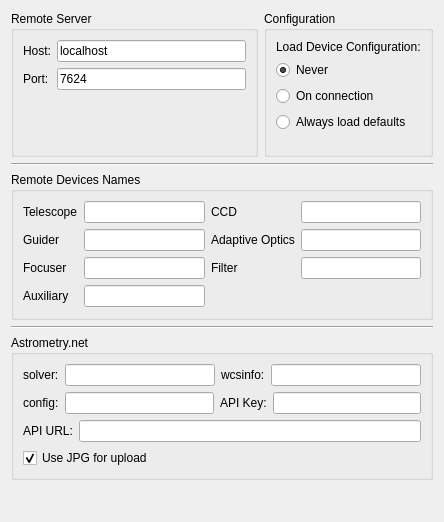
Above: kstars/ekos/opsekos.ui from KDE/kstars before the change. Below: the same form after it.
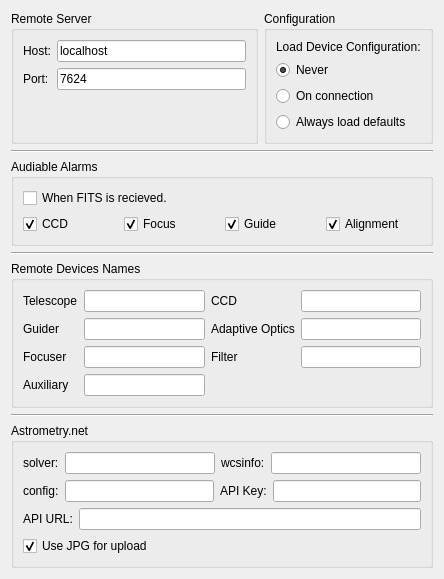
That is the form after the change.

Commit message: initial support for alarms in Ekos, work in progress

Patch:
```diff
--- a/kstars/ekos/opsekos.ui
+++ b/kstars/ekos/opsekos.ui
@@ -10,7 +10,7 @@
     <height>522</height>
    </rect>
   </property>
-  <layout class="QVBoxLayout" name="verticalLayout_5">
+  <layout class="QVBoxLayout" name="verticalLayout_6">
    <item>
     <layout class="QHBoxLayout" name="horizontalLayout">
      <item>
@@ -129,6 +129,94 @@
      </property>
     </widget>
    </item>
+   <item>
+    <widget class="QGroupBox" name="groupBox_5">
+     <property name="title">
+      <string>Audiable Alarms</string>
+     </property>
+     <layout class="QVBoxLayout" name="verticalLayout_5">
+      <item>
+       <widget class="QCheckBox" name="kcfg_PlayFITSAlarm">
+        <property name="toolTip">
+         <string>Play notification alarm whenever a new FITS is recieved.</string>
+        </property>
+        <property name="text">
+         <string>When FITS is recieved.</string>
+        </property>
+       </widget>
+      </item>
+      <item>
+       <layout class="QHBoxLayout" name="horizontalLayout_2">
+        <item>
+         <widget class="QCheckBox" name="kcfg_PlayCCDAlarm">
+          <property name="toolTip">
+           <string>Play notifications alarms in the CCD module.</string>
+          </property>
+          <property name="text">
+           <string>CCD</string>
+          </property>
+          <property name="checked">
+           <bool>true</bool>
+          </property>
+         </widget>
+        </item>
+        <item>
+         <widget class="QCheckBox" name="kcfg_PlayFocusAlarm">
+          <property name="toolTip">
+           <string>Play notifications alarms in the focus module.</string>
+          </property>
+          <property name="text">
+           <string>Focus</string>
+          </property>
+          <property name="checked">
+           <bool>true</bool>
+          </property>
+         </widget>
+        </item>
+        <item>
+         <widget class="QCheckBox" name="kcfg_PlayGuideAlarm">
+          <property name="toolTip">
+           <string>Play notifications alarms in the guide module.</string>
+          </property>
+          <property name="text">
+           <string>Guide</string>
+          </property>
+          <property name="checked">
+           <bool>true</bool>
+          </property>
+         </widget>
+        </item>
+        <item>
+         <widget class="QCheckBox" name="kcfg_PlayAlignmentAlarm">
+          <property name="toolTip">
+           <string>Play notifications alarms in the alignment module.</string>
+          </property>
+          <property name="text">
+           <string>Alignment</string>
+          </property>
+          <property name="checked">
+           <bool>true</bool>
+          </property>
+         </widget>
+        </item>
+       </layout>
+      </item>
+     </layout>
+     <zorder>kcfg_PlayFITSAlarm</zorder>
+     <zorder>kcfg_PlayCCDAlarm</zorder>
+     <zorder>kcfg_PlayFocusAlarm</zorder>
+     <zorder>kcfg_PlayGuideAlarm</zorder>
+     <zorder>line_3</zorder>
+     <zorder>kcfg_PlayAlignmentAlarm</zorder>
+    </widget>
+   </item>
+   <item>
+    <widget class="Line" name="line_3">
+     <property name="orientation">
+      <enum>Qt::Horizontal</enum>
+     </property>
+    </widget>
+   </item>
    <item>
     <widget class="QGroupBox" name="groupBox_4">
      <property name="title">
```
The commit also changes 10 other files.
